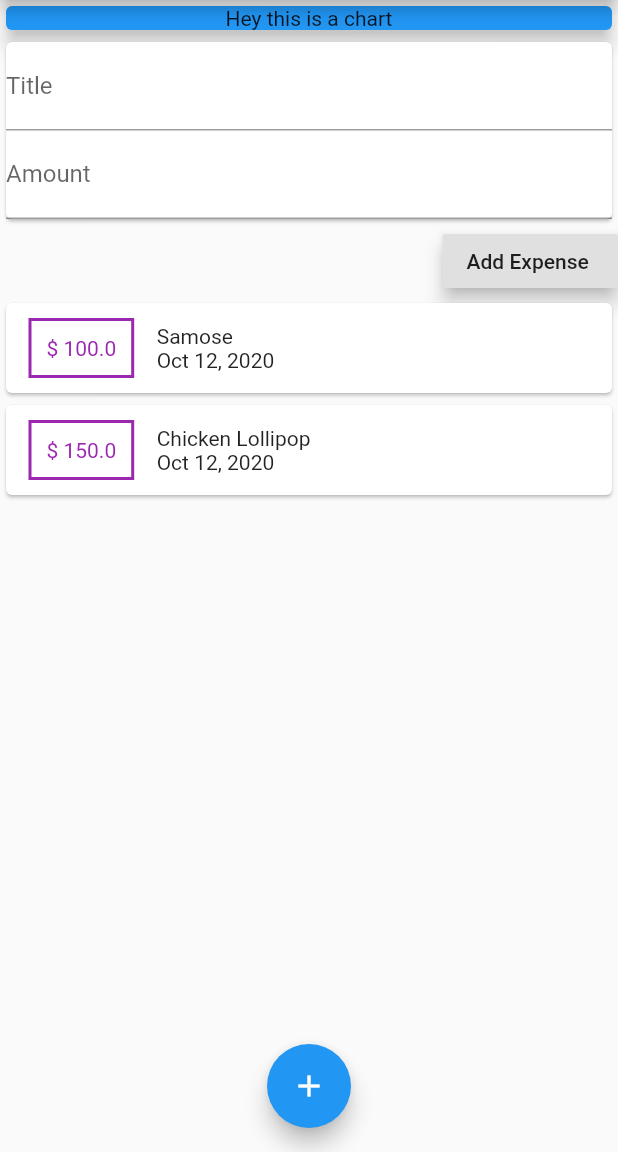
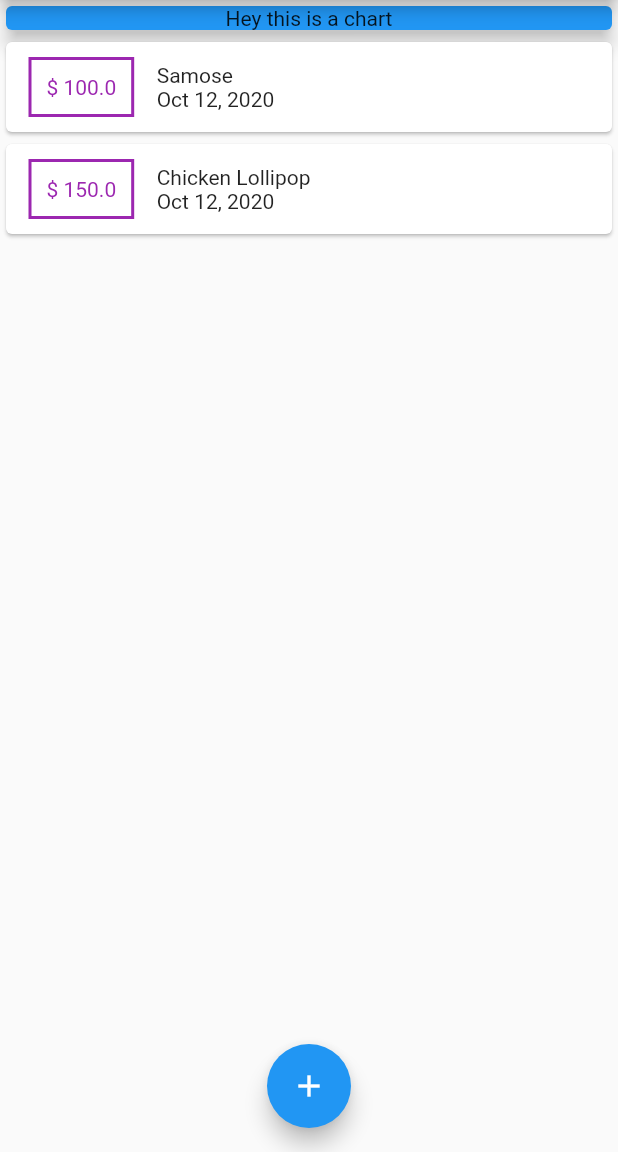
Before and after one commit to AbhiGang699/ExpenseReport, a Flutter app: the screen it shows after launch, on a phone screen of 412 x 824 dp, the part 84-1236 px from its top. Run offline on Flutter 3.47's test engine with Material 2 defaults, Android fonts, the phone set to English and light mode, and no system bars; Roboto replaces fonts that are missing (Georgia).

Commit message:
Added Bottom Modal Screen functionality over floating buttons .

```diff
--- a/lib/main.dart
+++ b/lib/main.dart
@@ -1,24 +1,12 @@
-import 'package:expensereport/widgets/input_transactions.dart';
-import 'package:expensereport/widgets/transaction_list.dart';
+import './widgets/input_transactions.dart';
 import 'package:flutter/material.dart';
+import './models/Transaction.dart';
+import './widgets/showTrans.dart';
 
 void main() => runApp(MyApp());
 
-class MyApp extends StatefulWidget{
+class MyApp extends StatelessWidget{
 
-  @override
-  _MyAppState createState() => _MyAppState();
-}
-
-class _MyAppState extends State<MyApp> {
-
-  void startaddnewtransaction(BuildContext ctx ){
-    showModalBottomSheet(context: ctx, builder: (_){
-      return Text("Hey this is your modal screen !!");
-    },);
-
-
-  }
 
   Widget build(BuildContext context){
     return MaterialApp(
@@ -26,14 +14,64 @@ class _MyAppState extends State<MyApp> {
         primaryColor: Colors.green,
         fontFamily: 'Georgia',
       ),
-      home: Scaffold(
+      title: "Flutter App",
+      home: MyHomePage(),
+    );
+  }
+}
+
+class MyHomePage extends StatefulWidget{
+
+  @override
+  _MyHomePageState createState() => _MyHomePageState();
+}
+
+class _MyHomePageState extends State<MyHomePage> {
+
+  final List<Transaction> expenses = [
+    Transaction(
+      id: "first",
+      title : "Samose",
+      amount: 100,
+      date: DateTime.now(),
+    ),
+
+    Transaction(
+      id: "second",
+      title : "Chicken Lollipop",
+      amount: 150,
+      date: DateTime.now(),
+    ),
+  ];
+
+  void func(String task, String amount){
+    Transaction obj = new Transaction(
+        id: null,
+        title: task,
+        amount: double.parse(amount),
+        date: DateTime.now()
+    );
+    setState(() {
+      expenses.add(obj);
+    });
+  }
+
+  void startAddNewTransaction(BuildContext ctx ) {
+    showModalBottomSheet(context: ctx, builder: (_) {
+      return InputTransactions(func);
+    });
+  }
+
+   @override
+  Widget build(BuildContext context){
+    return Scaffold(
       appBar: AppBar(
         title: Container(
           width: 100,
           child: Text("Expense Report Application ",textAlign: TextAlign.center,),
         ),
         actions: <Widget>[
-            IconButton(icon: Icon(Icons.add) ,onPressed: ()=>startaddnewtransaction(context), )
+          IconButton(icon: Icon(Icons.add) ,onPressed: ()=>startAddNewTransaction(context)),
         ],
       ),
       body:SingleChildScrollView(
@@ -49,16 +87,29 @@ class _MyAppState extends State<MyApp> {
                 child: Text("Hey this is a chart",textAlign: TextAlign.center,),
               ),
             ),
-            TransactionList(),
+            Column(
+                children:[
+                  Container(
+                    height: 300,
+                    child:ListView.builder(
+                      itemBuilder: (ctx ,index){
+                        return showTrans(expenses[index]);
+                      },
+                      itemCount: expenses.length,
+                    ),
+                  ),
+
+                ]
+            )
           ],
         ),
       ),
       floatingActionButtonLocation: FloatingActionButtonLocation.centerFloat,
-        floatingActionButton: FloatingActionButton(
+      floatingActionButton: Builder(
+        builder:(context)=> FloatingActionButton(
         child: Icon(Icons.add),
-          onPressed: (){},
-        ),
-      ),
+        onPressed: ()=>startAddNewTransaction(context),
+        ),),
     );
   }
 }
```
Lines whose indentation alone changed are shown as unchanged.
